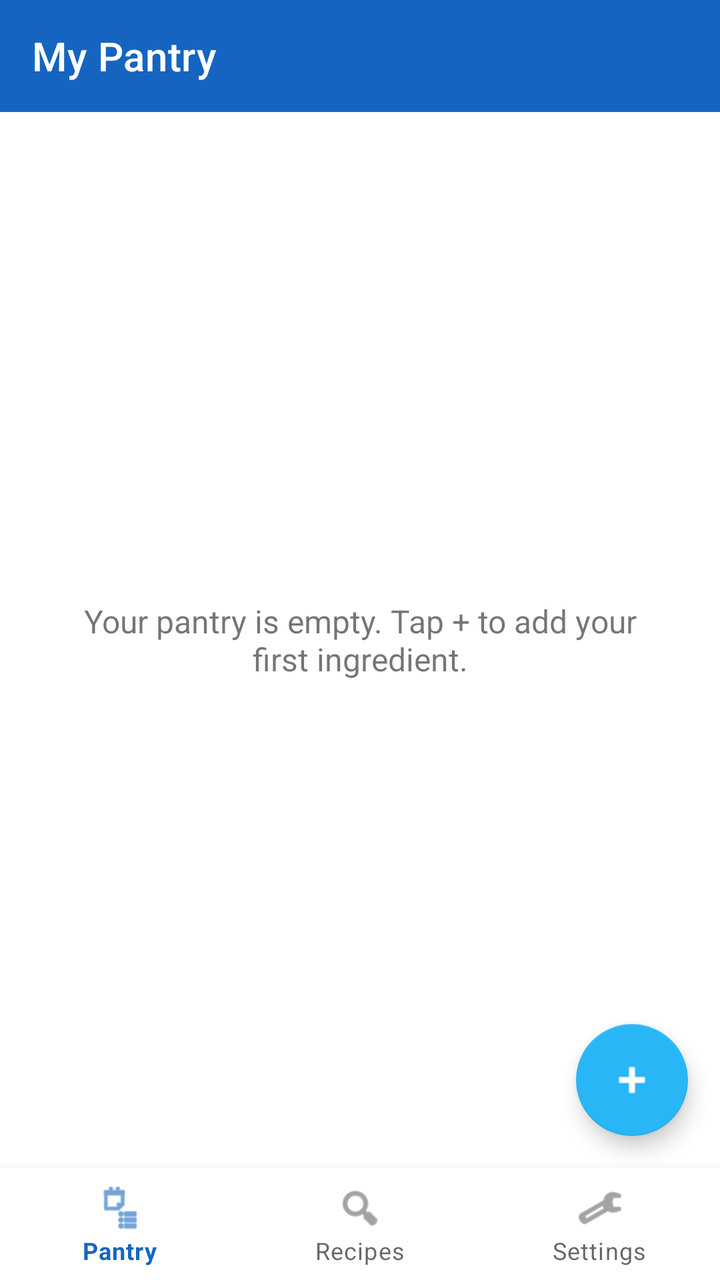
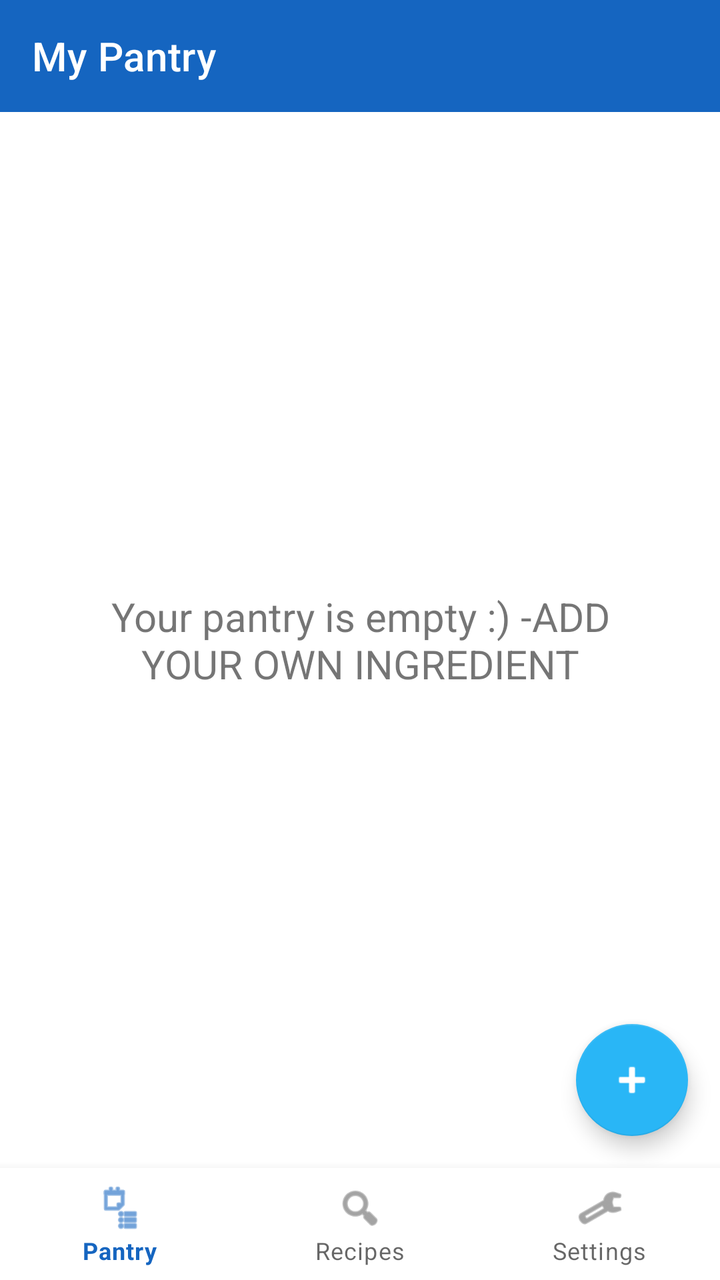

Compare the two renders of this Android layout. The source of the first and the diff that turns it into the second are given below.
<!-- AndroidManifest.xml: application theme Theme.SmartPantry -->
<!-- res/layout/activity_pantry_list.xml -->
<?xml version="1.0" encoding="utf-8"?>
<androidx.constraintlayout.widget.ConstraintLayout xmlns:android="http://schemas.android.com/apk/res/android"
    xmlns:app="http://schemas.android.com/apk/res-auto"
    android:layout_width="match_parent"
    android:layout_height="match_parent">

    <com.google.android.material.appbar.MaterialToolbar
        android:id="@+id/toolbar"
        android:layout_width="0dp"
        android:layout_height="?attr/actionBarSize"
        android:background="@color/primary"
        app:titleTextColor="@color/white"
        app:title="My Pantry"
        app:layout_constraintTop_toTopOf="parent"
        app:layout_constraintStart_toStartOf="parent"
        app:layout_constraintEnd_toEndOf="parent" />

    <androidx.recyclerview.widget.RecyclerView
        android:id="@+id/recyclerPantry"
        android:layout_width="0dp"
        android:layout_height="0dp"
        android:padding="8dp"
        android:clipToPadding="false"
        app:layout_constraintTop_toBottomOf="@id/toolbar"
        app:layout_constraintBottom_toTopOf="@id/bottom_nav"
        app:layout_constraintStart_toStartOf="parent"
        app:layout_constraintEnd_toEndOf="parent" />

    <TextView
        android:id="@+id/tvEmpty"
        android:layout_width="0dp"
        android:layout_height="wrap_content"
        android:gravity="center"
        android:padding="32dp"
        android:text="Your pantry is empty. Tap + to add your first ingredient."
        android:textSize="16sp"
        app:layout_constraintTop_toTopOf="@id/recyclerPantry"
        app:layout_constraintBottom_toBottomOf="@id/recyclerPantry"
        app:layout_constraintStart_toStartOf="parent"
        app:layout_constraintEnd_toEndOf="parent" />

    <com.google.android.material.floatingactionbutton.FloatingActionButton
        android:id="@+id/fabAdd"
        android:layout_width="wrap_content"
        android:layout_height="wrap_content"
        android:layout_margin="16dp"
        android:contentDescription="Add ingredient"
        android:src="@android:drawable/ic_input_add"
        app:tint="@color/white"
        app:backgroundTint="@color/accent"
        app:layout_constraintBottom_toTopOf="@id/bottom_nav"
        app:layout_constraintEnd_toEndOf="parent" />

    <com.google.android.material.bottomnavigation.BottomNavigationView
        android:id="@+id/bottom_nav"
        android:layout_width="0dp"
        android:layout_height="wrap_content"
        app:menu="@menu/bottom_nav"
        app:layout_constraintBottom_toBottomOf="parent"
        app:layout_constraintStart_toStartOf="parent"
        app:layout_constraintEnd_toEndOf="parent" />
</androidx.constraintlayout.widget.ConstraintLayout>
<!-- resources referenced by this layout -->
<resources>
  <color name="accent">#29B6F6</color>
  <color name="primary">#1565C0</color>
  <color name="white">#FFFFFF</color>
  <style name="Theme.SmartPantry" parent="Theme.MaterialComponents.Light.NoActionBar">
          <item name="colorPrimary">@color/primary</item>
          <item name="colorPrimaryVariant">@color/primary_dark</item>
          <item name="colorOnPrimary">@color/white</item>
          <item name="colorSecondary">@color/accent</item>
          <item name="android:statusBarColor">@color/primary_dark</item>
      </style>
  <color name="primary_dark">#0D47A1</color>
</resources>

<!-- the commit's change to res/layout/activity_pantry_list.xml (unified diff, before → after) -->
@@ -32,8 +32,8 @@
         android:layout_height="wrap_content"
         android:gravity="center"
         android:padding="32dp"
-        android:text="Your pantry is empty. Tap + to add your first ingredient."
-        android:textSize="16sp"
+        android:text="Your pantry is empty :) -ADD YOUR OWN INGREDIENT"
+        android:textSize="20sp"
         app:layout_constraintTop_toTopOf="@id/recyclerPantry"
         app:layout_constraintBottom_toBottomOf="@id/recyclerPantry"
         app:layout_constraintStart_toStartOf="parent"
@@ -44,7 +44,7 @@
         android:layout_width="wrap_content"
         android:layout_height="wrap_content"
         android:layout_margin="16dp"
-        android:contentDescription="Add ingredient"
+        android:contentDescription="@string/add_your_ingredient"
         android:src="@android:drawable/ic_input_add"
         app:tint="@color/white"
         app:backgroundTint="@color/accent"
<!-- resource entries referenced after the edit -->
@@ -3,6 +3,7 @@
   <color name="accent">#29B6F6</color>
   <color name="primary">#1565C0</color>
   <color name="white">#FFFFFF</color>
+  <string name="add_your_ingredient">Add your ingredient</string>
   <style name="Theme.SmartPantry" parent="Theme.MaterialComponents.Light.NoActionBar">
           <item name="colorPrimary">@color/primary</item>
           <item name="colorPrimaryVariant">@color/primary_dark</item>
